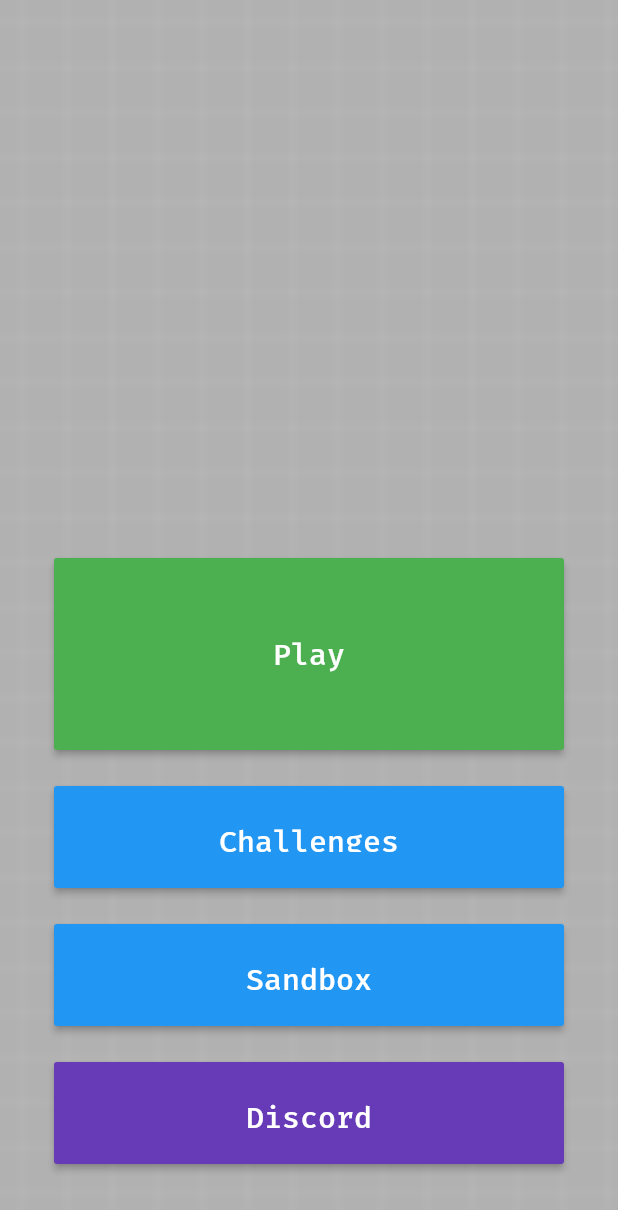
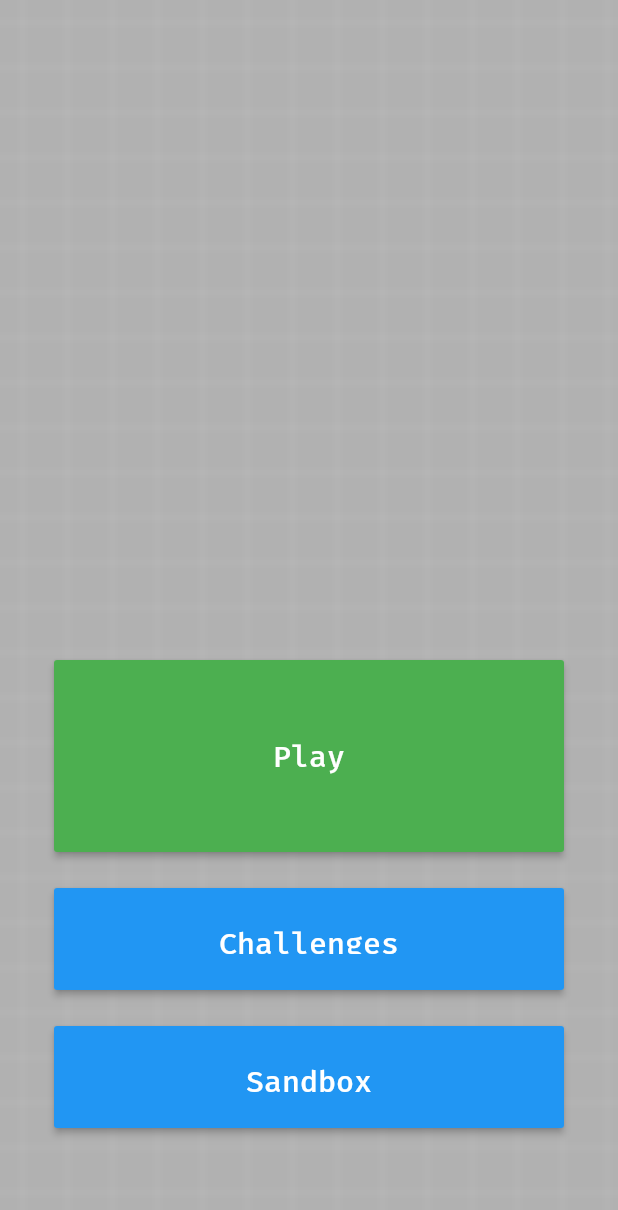
Before and after one commit to Flutter-Buddies/flutter_factory, a Flutter app: the screen it shows after launch, on a phone screen of 412 x 824 dp. Shown: the top 1210 px of the screen. Run offline on Flutter 3.47's test engine with Material 2 defaults, Android fonts, the phone set to English and light mode, and no system bars; our stand-ins replace google_fonts, hive, hive_flutter, rxdart; missing offline and left inert: random_color; accounts and stored records are empty.

Commit message:
Fix not building

````diff
--- a/lib/main.dart
+++ b/lib/main.dart
@@ -20,7 +20,6 @@ import 'package:flutter_factory/ui/widgets/game_provider.dart';
 import 'package:flutter_factory/ui/widgets/game_widget.dart';
 import 'package:google_fonts/google_fonts.dart';
 import 'package:provider/provider.dart';
-import 'package:url_launcher/url_launcher.dart';
 
 void main() {
   TargetPlatform targetPlatform;
@@ -206,34 +205,8 @@ class HomeButtons extends StatelessWidget {
             },
           ),
           SizedBox(height: 24.0),
-          RaisedButton(
-            child: Container(
-              height: 20.0,
-              margin: const EdgeInsets.all(24.0),
-              child: Center(
-                child: Text(
-                  'Discord',
-                  style: Theme.of(context)
-                      .textTheme
-                      .headline6
-                      .copyWith(color: DynamicTheme.of(context).data.positiveActionIconColor),
-                ),
-              ),
-            ),
-            color: Colors.deepPurple,
-            onPressed: _launchURL,
-          ),
         ],
       ),
     );
   }
-
-  void _launchURL() async {
-    const url = 'https://discordapp.com/invite/hBNwHvb';
-    if (await canLaunch(url)) {
-      await launch(url);
-    } else {
-      throw 'Could not launch $url';
-    }
-  }
 }
--- a/lib/ui/theme/dynamic_theme.dart
+++ b/lib/ui/theme/dynamic_theme.dart
@@ -33,7 +33,7 @@ class DynamicTheme extends StatefulWidget {
   DynamicThemeState createState() => DynamicThemeState();
 
   static DynamicThemeState of(BuildContext context) {
-    return context.ancestorStateOfType(const TypeMatcher<DynamicThemeState>());
+    return context.findAncestorStateOfType<DynamicThemeState>();
   }
 }
 
--- a/lib/ui/theme/theme_provider.dart
+++ b/lib/ui/theme/theme_provider.dart
@@ -121,7 +121,7 @@ class ThemeProvider extends StatelessWidget {
   /// ```
   static GameTheme of(BuildContext context, {bool shadowThemeProviderOnly = false}) {
     final _InheritedGameThemeProvider inheritedThemeProvider =
-        context.inheritFromWidgetOfExactType(_InheritedGameThemeProvider);
+        context.dependOnInheritedWidgetOfExactType<_InheritedGameThemeProvider>();
     if (shadowThemeProviderOnly) {
       if (inheritedThemeProvider == null || inheritedThemeProvider.theme.isMaterialAppThemeProvider) return null;
       return inheritedThemeProvider.theme.data;
@@ -155,7 +155,7 @@ class _InheritedGameThemeProvider extends InheritedTheme {
   @override
   Widget wrap(BuildContext context, Widget child) {
     final _InheritedGameThemeProvider ancestorThemeProvider =
-        context.ancestorWidgetOfExactType(_InheritedGameThemeProvider);
+        context.findAncestorWidgetOfExactType<_InheritedGameThemeProvider>();
     return identical(this, ancestorThemeProvider) ? child : ThemeProvider(data: theme.data, child: child);
   }
 
--- a/pubspec.yaml
+++ b/pubspec.yaml
@@ -21,7 +21,6 @@ dependencies:
     sdk: flutter
 
   rxdart: ^0.24.0
-  url_launcher: ^5.4.5
   hive: ^1.4.1+1
 
   hive_flutter: ^0.3.1
````
Also changed, not shown: lib/generated_plugin_registrant.dart (deleted, +0 -15 lines), pubspec.lock, 2 other files.
